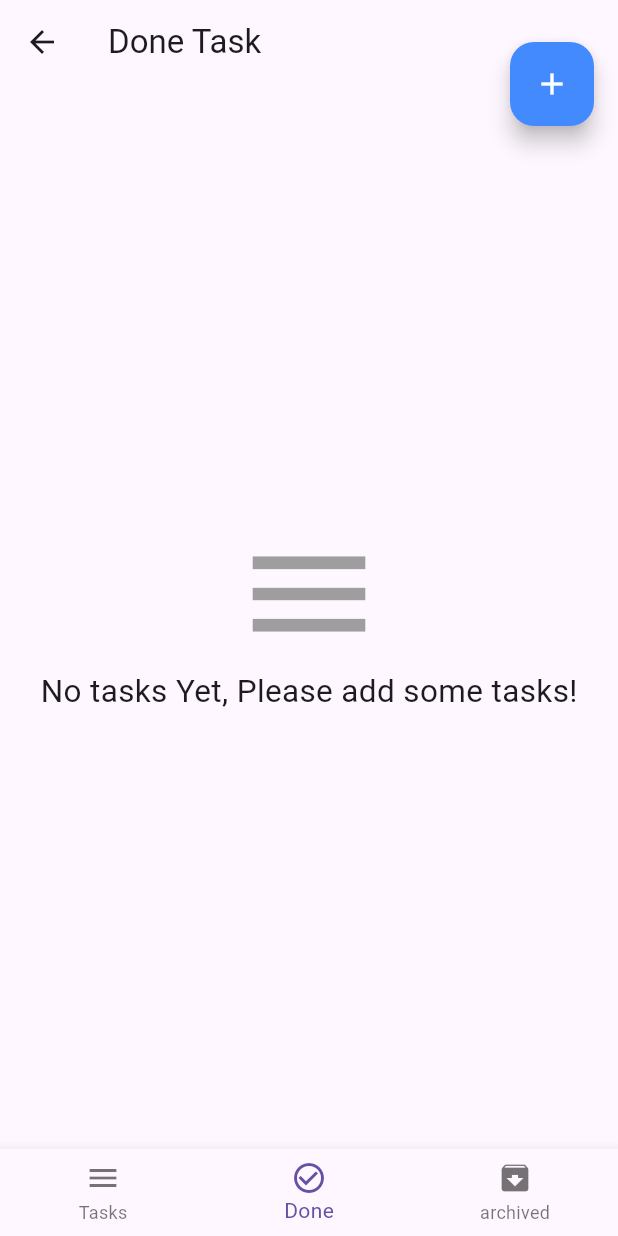
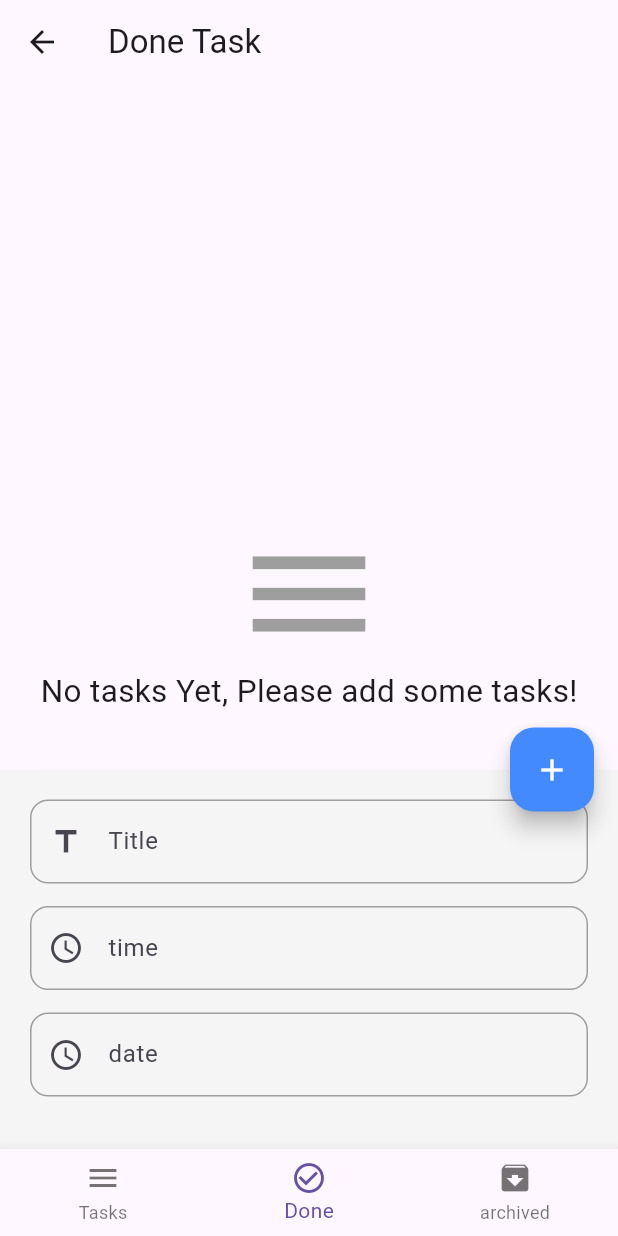
Before and after one commit to ali4hassan9ali2022/to_do_app, a Flutter app: the screen it shows after launch, item 2 of the bottom bar chosen, after a tap on the "add" icon, on a phone screen of 412 x 824 dp. Run offline on Flutter 3.47's test engine with Material 3 defaults, Android fonts, the phone set to English and light mode, and no system bars; our stand-ins replace flutter_bloc.

Commit message:
custom text form field done

```diff
--- a/lib/Cubit/create_databaes/create_cubit.dart
+++ b/lib/Cubit/create_databaes/create_cubit.dart
@@ -1,5 +1,4 @@
 import 'package:flutter/material.dart';
-import 'package:flutter/widgets.dart';
 import 'package:flutter_bloc/flutter_bloc.dart';
 import 'package:to_do_app/Cubit/create_databaes/create_state.dart';
 import 'package:to_do_app/View/archived_task_view.dart';
@@ -9,6 +8,10 @@ import 'package:to_do_app/View/new_task_view.dart';
 class CreateCubit extends Cubit<CreateState> {
   CreateCubit() : super(CreateInitialState());
   GlobalKey<ScaffoldState> scaffoldKey = GlobalKey<ScaffoldState>();
+  GlobalKey<FormState> keyState = GlobalKey();
+  TextEditingController titleController = TextEditingController();
+  TextEditingController timeController = TextEditingController();
+  TextEditingController dateController = TextEditingController();
   int currentIndex = 0;
   List<String> titlePages = [
     "New Task",
--- a/lib/Main/home_main_view.dart
+++ b/lib/Main/home_main_view.dart
@@ -19,7 +19,7 @@ class HomeMainView extends StatelessWidget {
             backgroundColor: Colors.blueAccent,
             onPressed: () {
               cubit.scaffoldKey.currentState!.showBottomSheet((context) {
-                return const CustomShowBottomSheet();
+                return CustomShowBottomSheet(cubit: cubit);
               });
             },
             child: const Icon(Icons.add, color: Colors.white),
--- a/lib/Widgets/custom_show_bottom_sheet.dart
+++ b/lib/Widgets/custom_show_bottom_sheet.dart
@@ -1,13 +1,81 @@
 import 'package:flutter/material.dart';
+import 'package:intl/intl.dart';
+import 'package:to_do_app/Cubit/create_databaes/create_cubit.dart';
+import 'package:to_do_app/Widgets/custom_text_form_field.dart';
 
 class CustomShowBottomSheet extends StatelessWidget {
-  const CustomShowBottomSheet({super.key});
-
+  const CustomShowBottomSheet({super.key, required this.cubit});
+  final CreateCubit cubit;
   @override
   Widget build(BuildContext context) {
-    return const Column(children: [
-
-      ],
+    return Container(
+      color: Colors.grey[100],
+      padding: const EdgeInsets.all(20),
+      child: Form(
+        key: cubit.keyState,
+        child: Column(
+          mainAxisSize: MainAxisSize.min,
+          children: [
+            CustomTextField(
+              hintText: "Title",
+              prefixIcon: Icons.title,
+              controller: cubit.titleController,
+              validator: (p0) {
+                if (p0!.isEmpty) {
+                  return "required";
+                }
+                return null;
+              },
+              onTap: () {},
+              type: TextInputType.text,
+            ),
+            const SizedBox(height: 15),
+            CustomTextField(
+              hintText: "time",
+              prefixIcon: Icons.watch_later_outlined,
+              controller: cubit.timeController,
+              validator: (p0) {
+                if (p0!.isEmpty) {
+                  return "required";
+                }
+                return null;
+              },
+              onTap: () {
+                showTimePicker(
+                  context: context,
+                  initialTime: TimeOfDay.now(),
+                ).then((value) {
+                  cubit.timeController.text = value!.format(context).toString();
+                });
+              },
+              type: TextInputType.datetime,
+            ),
+            const SizedBox(height: 15),
+            CustomTextField(
+              hintText: "date",
+              prefixIcon: Icons.watch_later_outlined,
+              controller: cubit.titleController,
+              validator: (p0) {
+                if (p0!.isEmpty) {
+                  return "required";
+                }
+                return null;
+              },
+              onTap: () {
+                showDatePicker(
+                  context: context,
+                  firstDate: DateTime.now(),
+                  lastDate: DateTime.parse("2030-09-08"),
+                ).then((value) {
+                  cubit.dateController.text = DateFormat.yMMMd().format(value!);
+                });
+              },
+              type: TextInputType.datetime,
+            ),
+            const SizedBox(height: 15),
+          ],
+        ),
+      ),
     );
   }
 }
--- a/pubspec.yaml
+++ b/pubspec.yaml
@@ -34,6 +34,7 @@ dependencies:
   flutter:
     sdk: flutter
   flutter_bloc: ^9.1.0
+  intl: ^0.20.2
 
 dev_dependencies:
   flutter_lints: ^5.0.0
```
Also changed, not shown: lib/Widgets/custom_text_form_field.dart (line endings or trailing spaces), pubspec.lock.
